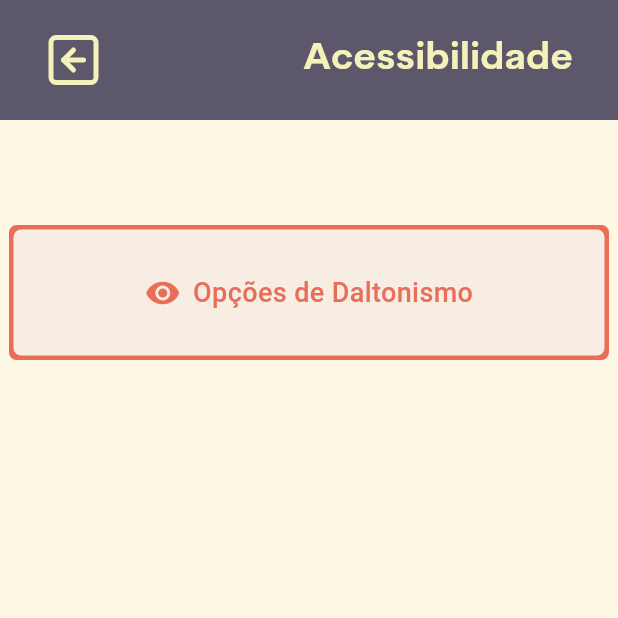
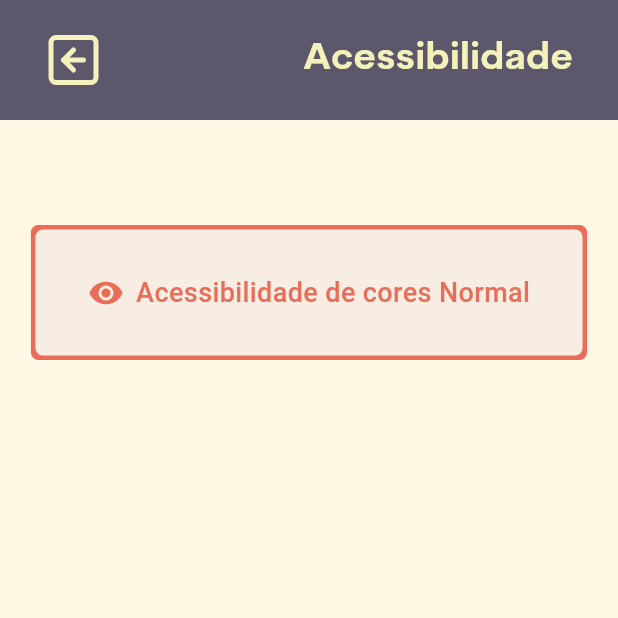
Before and after one commit to BexTheFrog/Ebbie, a Flutter app: the AccessibilityPage screen opened directly, on a phone screen of 412 x 824 dp, the top half of it. Run offline on Flutter 3.47's test engine with Material 3 defaults, Android fonts, the light colour scheme and no system bars; our stand-ins replace date_field, lucide_icons_flutter, percent_indicator, persistent_bottom_nav_bar, shared_preferences, sqflite and 1 more; accounts and stored records are empty.

Commit message:
alteração module_profile, accessibility_page e pomodoro_page

```diff
--- a/lib/pages/accessibility_page.dart
+++ b/lib/pages/accessibility_page.dart
@@ -29,7 +29,7 @@ class AccessibilityPage extends StatelessWidget {
                 ),
               ),
               const SizedBox(height: 20),
-              _colorOption(context, 'Normal', themeController, const [
+              _colorOption(context, 'Original', themeController, const [
                 Color(0xFFEA6D5A),
                 Color(0xFFD3D0A0),
                 Color(0xFF9BC1BC),
@@ -90,7 +90,8 @@ class AccessibilityPage extends StatelessWidget {
 
   @override
   Widget build(BuildContext context) {
-    final themeColor = context.watch<ThemeController>().primaryColor;
+    final themeController = context.watch<ThemeController>();
+    final themeColor = themeController.primaryColor;
 
     return Scaffold(
       appBar: const CustomAppbarNoIcon(segment: "Acessibilidade"),
@@ -104,7 +105,7 @@ class AccessibilityPage extends StatelessWidget {
               onTap: () => _showColorOptions(context),
               borderRadius: BorderRadius.circular(5),
               child: Container(
-                width: 400,
+                width: MediaQuery.of(context).size.width * 0.9,
                 height: 90,
                 decoration: BoxDecoration(
                   color: themeColor,
@@ -123,7 +124,7 @@ class AccessibilityPage extends StatelessWidget {
                       Icon(Icons.visibility, color: themeColor),
                       const SizedBox(width: 8),
                       Text(
-                        'Opções de Daltonismo',
+                        'Acessibilidade de cores ${themeController.daltonismMode}',
                         style: TextStyle(
                           color: themeColor,
                           fontSize: 18,
@@ -138,7 +139,6 @@ class AccessibilityPage extends StatelessWidget {
           ],
         ),
       ),
-
     );
   }
 }
--- a/lib/widgets/module_profile.dart
+++ b/lib/widgets/module_profile.dart
@@ -316,7 +316,7 @@ class _ModuleProfileState extends State<ModuleProfile> {
                 width: double.infinity,
                 padding: const EdgeInsets.all(8),
                 decoration: BoxDecoration(
-                  color: theme.appbarColor,
+                  color: theme.profileColor,
                   borderRadius: BorderRadius.only(
                     topLeft: Radius.circular(10),
                     topRight: Radius.circular(10),
```
Also changed, not shown: lib/pages/pomodoro_page.dart (+31 -20 lines).
